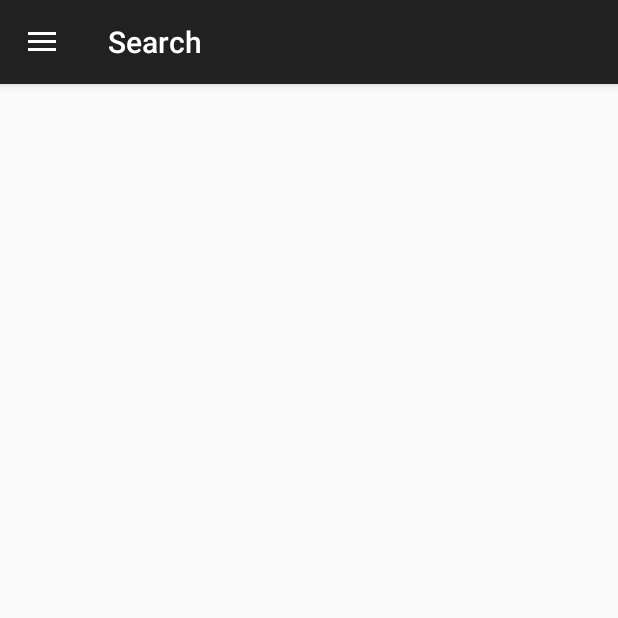
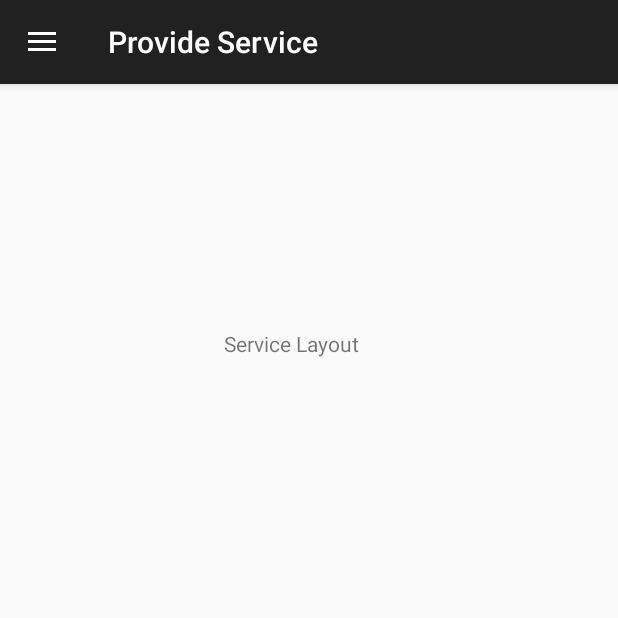
Before and after one commit to qbit-0/Congressional-App-Challenge, an Android app: the MainActivity screen opened directly, with no data from a screen before it, in the side drawer, after a tap on "Provide Service", on a phone screen of 412 x 824 dp, the top half of it. Run offline under Robolectric (Android 15) with nearby library versions, the phone set to English and light mode, and no system bars; 1 statement that could not run was skipped.

```diff
--- a/ServiceNet/app/src/main/AndroidManifest.xml
+++ b/ServiceNet/app/src/main/AndroidManifest.xml
@@ -18,7 +18,7 @@
             </intent-filter>
         </activity>
         <activity
-            android:name=".ProviderSearchActivity"
+            android:name=".MainActivity"
             android:label="@string/title_activity_provider_search"
             android:theme="@style/AppTheme.NoActionBar">
         </activity>
--- a/ServiceNet/app/src/main/java/com/congressional/bghs/servicenet/LoginActivity.java
+++ b/ServiceNet/app/src/main/java/com/congressional/bghs/servicenet/LoginActivity.java
@@ -41,7 +41,7 @@ public class LoginActivity extends AppCompatActivity
                     @Override
                     public void run()
                     {
-                        Class destination = ProviderSearchActivity.class;
+                        Class destination = MainActivity.class;
                         Variables.username = mUsernameTextView.getText().toString();
                         Variables.emailAdress = Variables.username + "@gmail.com";
                         Variables.firstName = "Benedict";
--- a/ServiceNet/app/src/main/java/com/congressional/bghs/servicenet/ProviderSearchActivity.java
+++ b/ServiceNet/app/src/main/java/com/congressional/bghs/servicenet/MainActivity.java
@@ -1,8 +1,6 @@
 package com.congressional.bghs.servicenet;
 
 import android.os.Bundle;
-import android.support.design.widget.FloatingActionButton;
-import android.support.design.widget.Snackbar;
 import android.view.View;
 import android.support.design.widget.NavigationView;
 import android.support.v4.view.GravityCompat;
@@ -12,12 +10,12 @@ import android.support.v7.app.AppCompatActivity;
 import android.support.v7.widget.Toolbar;
 import android.view.Menu;
 import android.view.MenuItem;
-import android.widget.ScrollView;
 import android.widget.TextView;
 
-public class ProviderSearchActivity extends AppCompatActivity
+public class MainActivity extends AppCompatActivity
         implements NavigationView.OnNavigationItemSelectedListener
 {
+    android.app.FragmentManager mFragmentManager;
 
     NavigationView mNavigationView;
     DrawerLayout mDrawer;
@@ -32,9 +30,11 @@ public class ProviderSearchActivity extends AppCompatActivity
     protected void onCreate(Bundle savedInstanceState)
     {
         super.onCreate(savedInstanceState);
-        setContentView(R.layout.activity_provider_search);
+        setContentView(R.layout.activity_main);
         Toolbar toolbar = (Toolbar) findViewById(R.id.toolbar);
         setSupportActionBar(toolbar);
+
+        mFragmentManager = getFragmentManager();
 
         mDrawer = (DrawerLayout) findViewById(R.id.drawer_layout);
         ActionBarDrawerToggle toggle = new ActionBarDrawerToggle(
@@ -57,7 +57,12 @@ public class ProviderSearchActivity extends AppCompatActivity
         mEmailAdressTextView.setText(Variables.emailAdress);
 
         mAppBar = findViewById(R.id.i_app_bar_provider_search);
-        mContent = mAppBar.findViewById(R.id.i_content_provider_search);
+        mContent = mAppBar.findViewById(R.id.i_content_main);
+
+        mFragmentManager.beginTransaction()
+                .replace(R.id.i_content_main, new WelcomeFragment())
+                .commit();
+        setTitle(R.string.nav_welcome_label);
     }
 
     @Override
@@ -103,14 +108,30 @@ public class ProviderSearchActivity extends AppCompatActivity
         switch (id)
         {
             case R.id.nav_search:
+                mFragmentManager.beginTransaction()
+                        .replace(R.id.i_content_main, new SearchFragment())
+                        .commit();
+                setTitle(R.string.nav_search_label);
                 break;
-            case R.id.nav_provide:
+            case R.id.nav_service:
+                mFragmentManager.beginTransaction()
+                        .replace(R.id.i_content_main, new ServiceFragment())
+                        .commit();
+                setTitle(R.string.nav_service_label);
                 break;
             case R.id.nav_profile:
+                mFragmentManager.beginTransaction()
+                        .replace(R.id.i_content_main, new ProfileFragment())
+                        .commit();
+                setTitle(R.string.nav_profile_label);
                 break;
             case R.id.nav_settings:
                 break;
-            case R.id.nav_about:
+            case R.id.nav_welcome:
+                mFragmentManager.beginTransaction()
+                        .replace(R.id.i_content_main, new WelcomeFragment())
+                        .commit();
+                setTitle(R.string.nav_welcome_label);
                 break;
         }
 
--- /dev/null
+++ b/ServiceNet/app/src/main/java/com/congressional/bghs/servicenet/SearchFragment.java
@@ -0,0 +1,25 @@
+package com.congressional.bghs.servicenet;
+
+import android.app.Fragment;
+import android.os.Bundle;
+import android.support.annotation.Nullable;
+import android.view.LayoutInflater;
+import android.view.View;
+import android.view.ViewGroup;
+
+/**
+ * Created by duyph on 10/28/2017.
+ */
+
+public class SearchFragment extends Fragment
+{
+    View myView;
+
+    @Nullable
+    @Override
+    public View onCreateView(LayoutInflater inflater, @Nullable ViewGroup container, Bundle savedInstanceState)
+    {
+        myView = inflater.inflate(R.layout.search, container, false);
+        return myView;
+    }
+}
--- /dev/null
+++ b/ServiceNet/app/src/main/java/com/congressional/bghs/servicenet/ServiceFragment.java
@@ -0,0 +1,25 @@
+package com.congressional.bghs.servicenet;
+
+import android.app.Fragment;
+import android.os.Bundle;
+import android.support.annotation.Nullable;
+import android.view.LayoutInflater;
+import android.view.View;
+import android.view.ViewGroup;
+
+/**
+ * Created by duyph on 10/28/2017.
+ */
+
+public class ServiceFragment extends Fragment
+{
+    View myView;
+
+    @Nullable
+    @Override
+    public View onCreateView(LayoutInflater inflater, @Nullable ViewGroup container, Bundle savedInstanceState)
+    {
+        myView = inflater.inflate(R.layout.service, container, false);
+        return myView;
+    }
+}
--- /dev/null
+++ b/ServiceNet/app/src/main/java/com/congressional/bghs/servicenet/WelcomeFragment.java
@@ -0,0 +1,25 @@
+package com.congressional.bghs.servicenet;
+
+import android.app.Fragment;
+import android.os.Bundle;
+import android.support.annotation.Nullable;
+import android.view.LayoutInflater;
+import android.view.View;
+import android.view.ViewGroup;
+
+/**
+ * Created by duyph on 10/28/2017.
+ */
+
+public class WelcomeFragment extends Fragment
+{
+    View myView;
+
+    @Nullable
+    @Override
+    public View onCreateView(LayoutInflater inflater, @Nullable ViewGroup container, Bundle savedInstanceState)
+    {
+        myView = inflater.inflate(R.layout.welcome, container, false);
+        return myView;
+    }
+}
--- a/ServiceNet/app/src/main/res/layout/activity_provider_search.xml
+++ b/ServiceNet/app/src/main/res/layout/activity_main.xml
@@ -11,7 +11,7 @@
 
     <include
         android:id="@+id/i_app_bar_provider_search"
-        layout="@layout/app_bar_provider_search"
+        layout="@layout/app_bar_main"
         android:layout_width="match_parent"
         android:layout_height="match_parent"/>
 
@@ -21,7 +21,7 @@
         android:layout_height="match_parent"
         android:layout_gravity="start"
         android:fitsSystemWindows="true"
-        app:headerLayout="@layout/nav_header_provider_search"
+        app:headerLayout="@layout/nav_header_main"
         app:menu="@menu/activity_provider_search_drawer"/>
 
 </android.support.v4.widget.DrawerLayout>
--- a/ServiceNet/app/src/main/res/layout/app_bar_provider_search.xml
+++ b/ServiceNet/app/src/main/res/layout/app_bar_main.xml
@@ -5,7 +5,7 @@
     xmlns:tools="http://schemas.android.com/tools"
     android:layout_width="match_parent"
     android:layout_height="match_parent"
-    tools:context="com.congressional.bghs.servicenet.ProviderSearchActivity">
+    tools:context="com.congressional.bghs.servicenet.MainActivity">
 
     <android.support.design.widget.AppBarLayout
         android:layout_width="match_parent"
@@ -22,7 +22,7 @@
     </android.support.design.widget.AppBarLayout>
 
     <include
-        android:id="@+id/i_content_provider_search"
-        layout="@layout/content_provider_search"/>
+        android:id="@+id/i_content_main"
+        layout="@layout/content_main"/>
 
 </android.support.design.widget.CoordinatorLayout>
--- a/ServiceNet/app/src/main/res/layout/content_provider_search.xml
+++ b/ServiceNet/app/src/main/res/layout/content_main.xml
@@ -1,12 +1,12 @@
 <?xml version="1.0" encoding="utf-8"?>
-<android.support.constraint.ConstraintLayout
+<FrameLayout
     xmlns:android="http://schemas.android.com/apk/res/android"
     xmlns:app="http://schemas.android.com/apk/res-auto"
     xmlns:tools="http://schemas.android.com/tools"
     android:layout_width="match_parent"
     android:layout_height="match_parent"
     app:layout_behavior="@string/appbar_scrolling_view_behavior"
-    tools:context="com.congressional.bghs.servicenet.ProviderSearchActivity"
-    tools:showIn="@layout/app_bar_provider_search">
+    tools:context="com.congressional.bghs.servicenet.MainActivity"
+    tools:showIn="@layout/app_bar_main">
 
-</android.support.constraint.ConstraintLayout>
+</FrameLayout>
--- /dev/null
+++ b/ServiceNet/app/src/main/res/layout/service.xml
@@ -0,0 +1,15 @@
+<?xml version="1.0" encoding="utf-8"?>
+<RelativeLayout xmlns:android="http://schemas.android.com/apk/res/android"
+                android:layout_width="match_parent"
+                android:layout_height="match_parent">
+
+    <TextView
+        android:id="@+id/textView"
+        android:layout_width="wrap_content"
+        android:layout_height="wrap_content"
+        android:layout_alignParentStart="true"
+        android:layout_alignParentTop="true"
+        android:layout_marginStart="149dp"
+        android:layout_marginTop="163dp"
+        android:text="Service Layout"/>
+</RelativeLayout>
--- a/ServiceNet/app/src/main/res/menu/activity_provider_search_drawer.xml
+++ b/ServiceNet/app/src/main/res/menu/activity_provider_search_drawer.xml
@@ -4,18 +4,18 @@
     <group android:checkableBehavior="single">
         <item
             android:id="@+id/nav_search"
-            android:title="Provider Search"/>
+            android:title="@string/nav_search_label"/>
         <item
-            android:id="@+id/nav_provide"
-            android:title="Provide Service"/>
+            android:id="@+id/nav_service"
+            android:title="@string/nav_service_label"/>
         <item
             android:id="@+id/nav_profile"
-            android:title="Profile"/>
+            android:title="@string/nav_profile_label"/>
         <item
             android:id="@+id/nav_settings"
-            android:title="Settings"/>
+            android:title="@string/nav_settings_label"/>
         <item
-            android:id="@+id/nav_about"
-            android:title="About"/>
+            android:id="@+id/nav_welcome"
+            android:title="@string/nav_welcome_label"/>
     </group>
 </menu>
--- a/ServiceNet/app/src/main/res/values/strings.xml
+++ b/ServiceNet/app/src/main/res/values/strings.xml
@@ -11,4 +11,9 @@
     <string name="action_settings">Settings</string>
     <string name="title_activity_provider_search">Search</string>
     <string name="title_activity_servicesearch">ServiceSearch</string>
+    <string name="nav_search_label">Provider Search</string>
+    <string name="nav_service_label">Provide Service</string>
+    <string name="nav_profile_label">Profile</string>
+    <string name="nav_settings_label">Settings</string>
+    <string name="nav_welcome_label">Welcome</string>
 </resources>
```
Also changed, not shown: ServiceNet/app/src/main/java/com/congressional/bghs/servicenet/ProfileFragment.java (added, +25 -0 lines), ServiceNet/app/src/main/res/layout/profile.xml (added, +15 -0 lines), ServiceNet/app/src/main/res/layout/search.xml (added, +15 -0 lines), ServiceNet/app/src/main/res/layout/welcome.xml (added, +15 -0 lines), ServiceNet/app/src/main/res/layout/nav_header_main.xml (renamed from ServiceNet/app/src/main/res/layout/nav_header_provider_search.xml).
